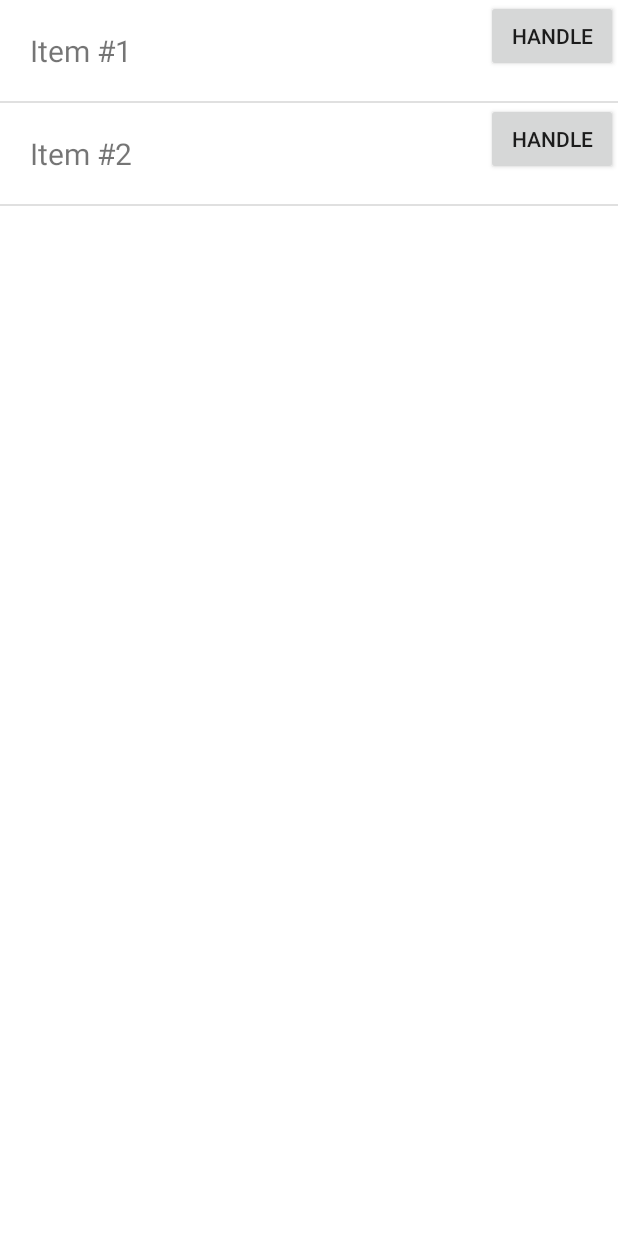
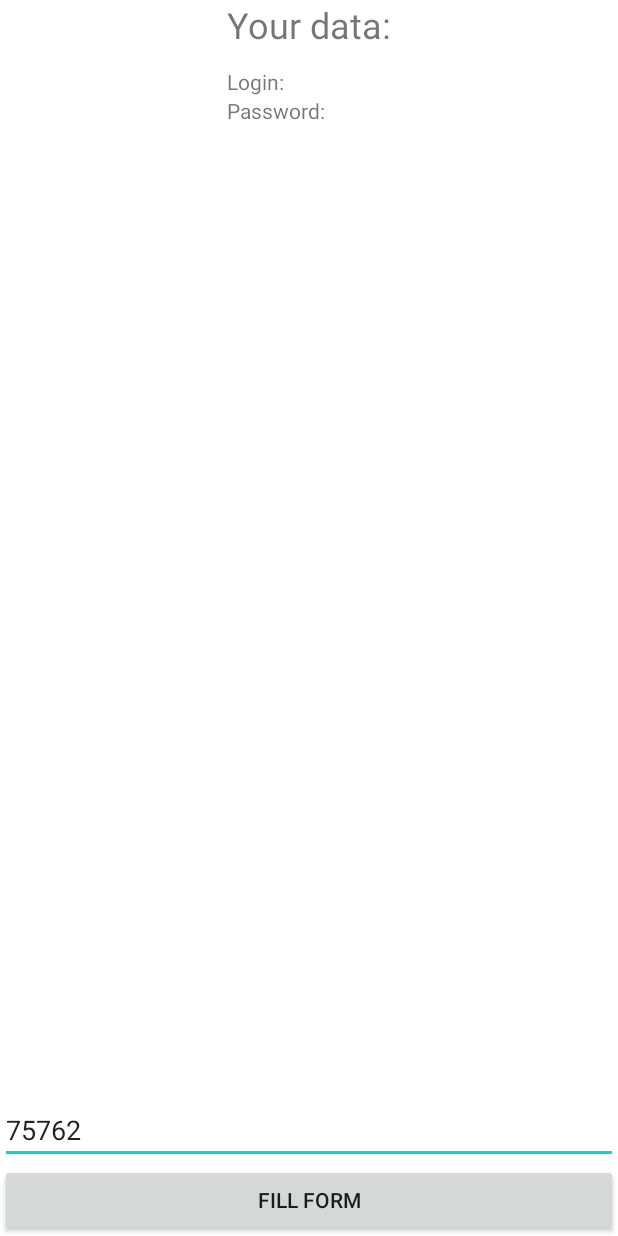
Before and after one commit to loktionov129/storage, an Android app: the screen it shows after launch (ListViewDemo before the commit, RoutingViaIntent after it), on a phone screen of 412 x 824 dp. Run offline under Robolectric (Android 15) with nearby library versions, the phone set to English and light mode, and no system bars.

Commit message:
Android: routing via intent

```diff
--- a/Android/Samples/app/src/main/AndroidManifest.xml
+++ b/Android/Samples/app/src/main/AndroidManifest.xml
@@ -4,6 +4,7 @@
     package="com.example.samples">
 
     <application
+        android:fullBackupContent="true"
         android:allowBackup="true"
         android:icon="@mipmap/ic_launcher"
         android:label="@string/app_name"
@@ -11,13 +12,15 @@
         android:supportsRtl="true"
         android:theme="@style/Theme.Samples">
 
-        <activity android:name=".ListViewDemo">
+        <activity android:name=".RoutingViaIntent">
             <intent-filter>
                 <action android:name="android.intent.action.MAIN" />
                 <category android:name="android.intent.category.LAUNCHER" />
             </intent-filter>
         </activity>
 
+        <activity android:name=".RoutingViaIntentFillForm" />
+
     </application>
 
 </manifest>
--- /dev/null
+++ b/Android/Samples/app/src/main/java/com/example/samples/RoutingViaIntent.java
@@ -0,0 +1,59 @@
+package com.example.samples;
+
+import android.app.Activity;
+import android.content.Intent;
+import android.os.Bundle;
+import android.view.View;
+import android.widget.EditText;
+import android.widget.TextView;
+
+import androidx.annotation.Nullable;
+
+import java.util.Locale;
+
+public class RoutingViaIntent extends Activity {
+    private static final int fillFormRequestCode = 1;
+
+    @Override
+    protected void onCreate(@Nullable Bundle savedInstanceState) {
+        super.onCreate(savedInstanceState);
+        setContentView(R.layout.routing_via_intent);
+    }
+
+    @Override
+    protected void onStart() {
+        super.onStart();
+        EditText randomNumberText = findViewById(R.id.random_number);
+        int randomNumber = getRandomNumber(10000, 99999);
+        randomNumberText.setText(String.format(Locale.ENGLISH, "%d", randomNumber));
+    }
+
+    public void onFillForm(View view) {
+        EditText randomNumberText = findViewById(R.id.random_number);
+        Intent intent = new Intent(this, RoutingViaIntentFillForm.class);
+        String randomNumber = randomNumberText.getText().toString();
+        intent.putExtra("random_number", randomNumber);
+        startActivityForResult(intent, fillFormRequestCode);
+    }
+
+    @Override
+    protected void onActivityResult(int requestCode, int resultCode, Intent data) {
+        super.onActivityResult(requestCode, resultCode, data);
+
+        if (resultCode != RESULT_OK) {
+            return;
+        }
+
+        if (requestCode == fillFormRequestCode) {
+            TextView loginView = findViewById(R.id.login);
+            loginView.setText(data.getStringExtra("login"));
+
+            TextView passwordView = findViewById(R.id.password);
+            passwordView.setText(data.getStringExtra("password"));
+        }
+    }
+
+    private int getRandomNumber(int min, int max) {
+        return (int) ((Math.random() * (max - min)) + min);
+    }
+}
--- /dev/null
+++ b/Android/Samples/app/src/main/res/layout/routing_via_intent.xml
@@ -0,0 +1,65 @@
+<?xml version="1.0" encoding="utf-8"?>
+<RelativeLayout
+    xmlns:android="http://schemas.android.com/apk/res/android" android:layout_width="match_parent"
+    android:layout_height="match_parent">
+
+    <TableLayout
+        android:layout_alignParentTop="true"
+        android:layout_centerHorizontal="true"
+        android:layout_width="wrap_content"
+        android:layout_height="wrap_content">
+        <TableRow>
+            <TextView
+                android:layout_marginBottom="12dp"
+                android:textSize="24sp"
+                android:text="@string/your_data"
+                android:layout_width="wrap_content"
+                android:layout_height="wrap_content" />
+        </TableRow>
+        <TableRow>
+            <TextView
+                android:layout_column="0"
+                android:text="@string/login"
+                android:layout_width="wrap_content"
+                android:layout_height="wrap_content" />
+            <TextView
+                android:layout_column="1"
+                android:id="@+id/login"
+                android:layout_width="wrap_content"
+                android:layout_height="wrap_content" />
+        </TableRow>
+        <TableRow>
+            <TextView
+                android:layout_column="0"
+                android:text="@string/password"
+                android:layout_width="wrap_content"
+                android:layout_height="wrap_content" />
+            <TextView
+                android:layout_column="1"
+                android:id="@+id/password"
+                android:layout_width="wrap_content"
+                android:layout_height="wrap_content" />
+        </TableRow>
+    </TableLayout>
+
+    <LinearLayout
+        android:orientation="vertical"
+        android:layout_alignParentBottom="true"
+        android:layout_width="match_parent"
+        android:layout_height="wrap_content">
+        <EditText
+            android:hint="@string/login"
+            android:autofillHints="@string/login"
+            android:inputType="number"
+            android:id="@+id/random_number"
+            android:layout_width="match_parent"
+            android:layout_height="match_parent" />
+        <Button
+            android:onClick="onFillForm"
+            android:text="@string/fill_form"
+            android:layout_width="match_parent"
+            android:layout_height="match_parent" />
+    </LinearLayout>
+
+
+</RelativeLayout>
--- a/Android/Samples/app/src/main/res/values/strings.xml
+++ b/Android/Samples/app/src/main/res/values/strings.xml
@@ -1,3 +1,9 @@
 <resources>
     <string name="app_name">Samples</string>
+    <string name="fill_form">Fill Form</string>
+    <string name="your_data">Your data:</string>
+    <string name="login">Login:</string>
+    <string name="password">Password:</string>
+    <string name="complete">complete</string>
+    <string name="number_from_prev_screen">Number from previous Screen: </string>
 </resources>
```
Also changed, not shown: Android/Samples/app/src/main/java/com/example/samples/RoutingViaIntentFillForm.java (added, +35 -0 lines), Android/Samples/app/src/main/res/layout/routing_via_intent_fill_form.xml (added, +81 -0 lines).
